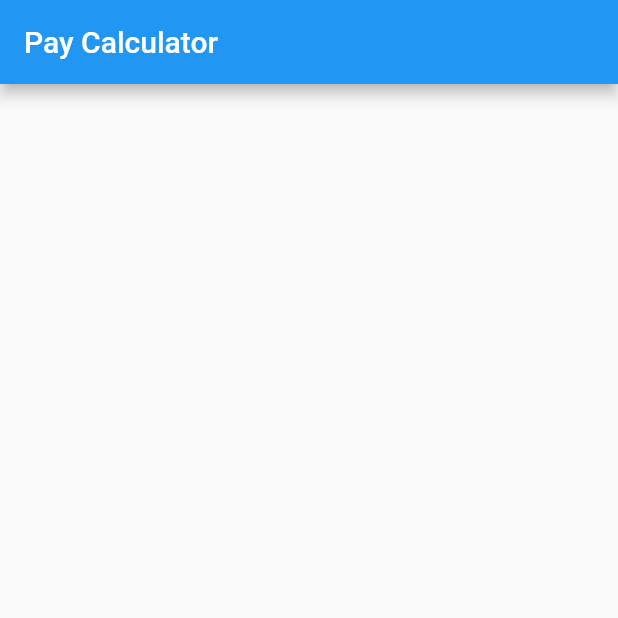
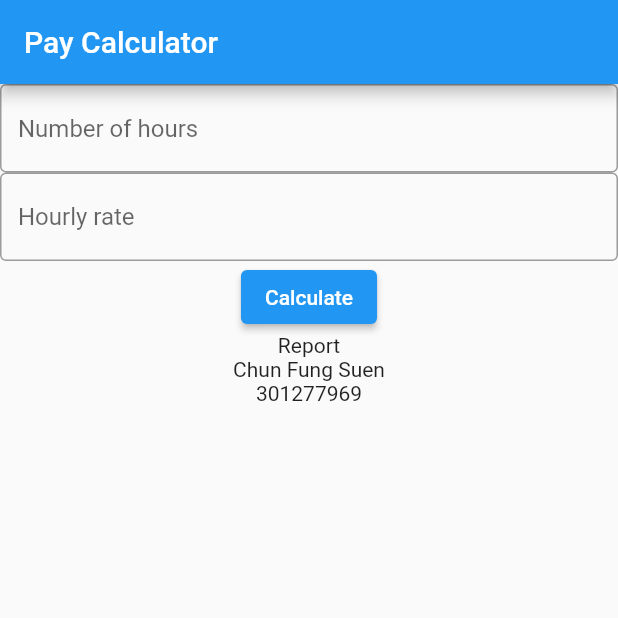
Before and after one commit to alan89251/pay_calculator, a Flutter app: the screen it shows after launch, on a phone screen of 412 x 824 dp, the top half of it. Run offline on Flutter 3.47's test engine with Material 2 defaults, Android fonts, the phone set to English and light mode, and no system bars.

Commit message:
Create Main part and About part

```diff
--- /dev/null
+++ b/lib/about_part.dart
@@ -0,0 +1,15 @@
+import 'package:flutter/material.dart';
+
+class AboutPart extends StatelessWidget {
+  const AboutPart({super.key});
+
+  @override
+  Widget build(BuildContext context) {
+    return Column(
+      children: const [
+        Text('Chun Fung Suen'),
+        Text('301277969')
+      ],
+    );
+  }
+}
--- a/lib/calculator.dart
+++ b/lib/calculator.dart
@@ -1,4 +1,6 @@
 import 'package:flutter/material.dart';
+import 'main_part.dart';
+import 'about_part.dart';
 
 class Calculator extends StatelessWidget {
   const Calculator({super.key});
@@ -9,8 +11,11 @@ class Calculator extends StatelessWidget {
       appBar: AppBar(
         title: const Text('Pay Calculator'),
       ),
-      body: const Center(
-        child: Text(''),
+      body: Column(
+        children: [
+          MainPart(),
+          AboutPart()
+        ]
       ),
     );
   }
--- /dev/null
+++ b/lib/main_part.dart
@@ -0,0 +1,39 @@
+import 'package:flutter/material.dart';
+
+class MainPart extends StatelessWidget {
+  const MainPart({super.key});
+
+  @override
+  Widget build(BuildContext context) {
+    return Column(
+      children: [
+        const Center(
+          child: TextField(
+              decoration: InputDecoration(
+                  border: OutlineInputBorder(),
+                  hintText: 'Number of hours'
+              )
+          ),
+        ),
+        const Center(
+          child: TextField(
+            decoration: InputDecoration(
+                border: OutlineInputBorder(),
+                hintText: 'Hourly rate'
+            ),
+          ),
+        ),
+        Center(
+          child: ElevatedButton(
+              onPressed: () {
+              },
+              child: const Text('Calculate')
+          ),
+        ),
+        const Center(
+            child: Text('Report')
+        )
+      ],
+    );
+  }
+}
```
